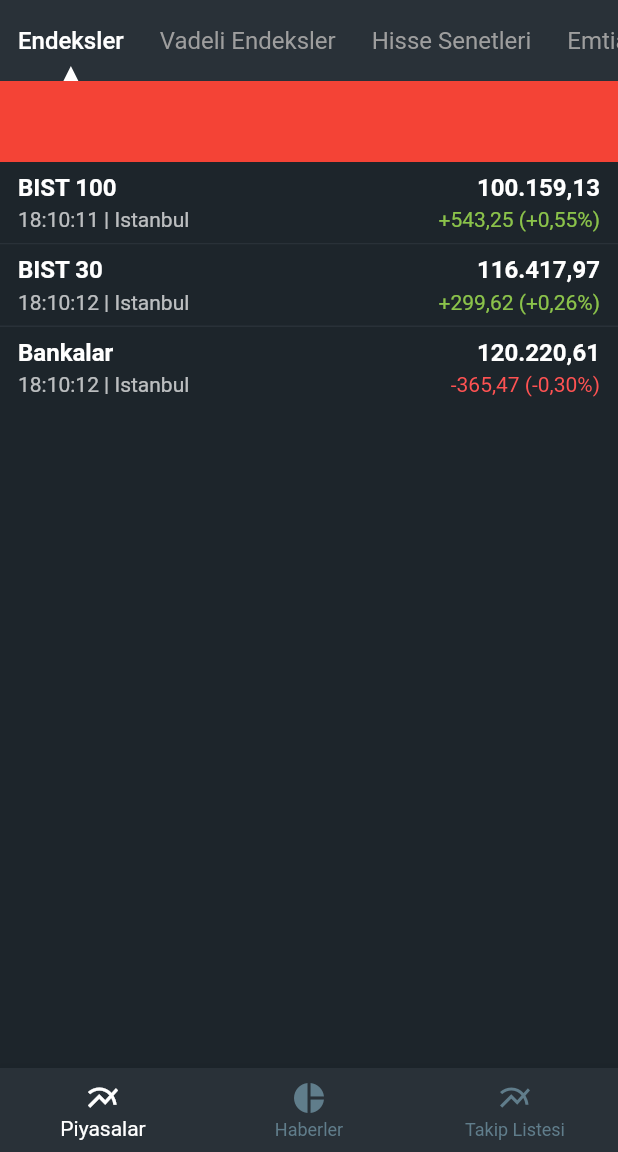
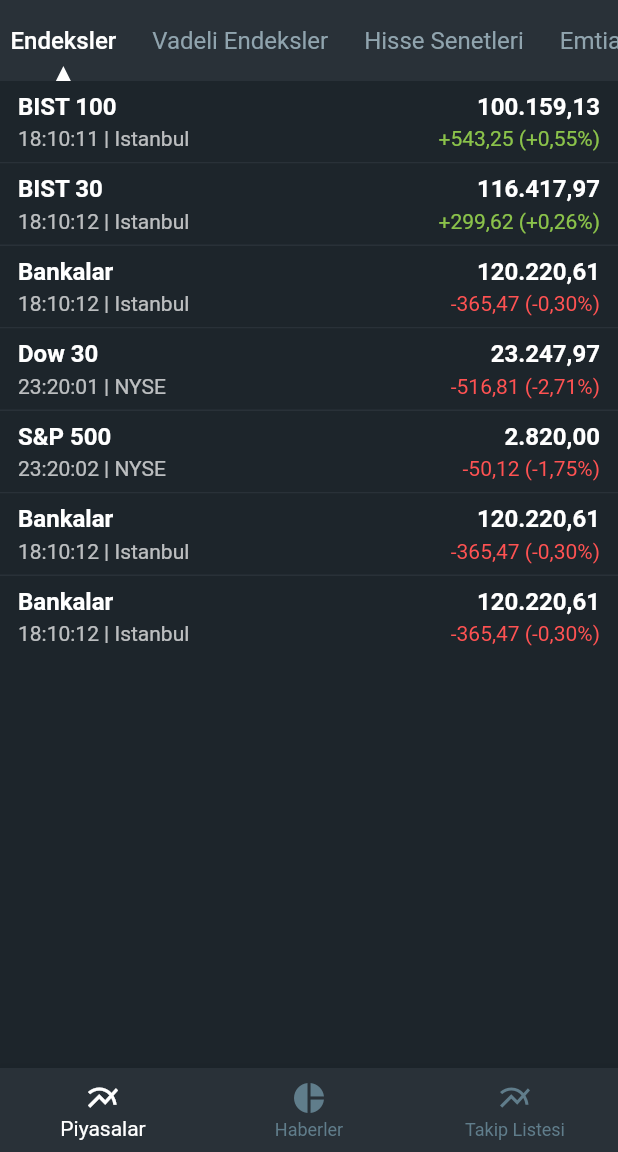
Before and after one commit to right7ctrl/flutter_investing_app, a Flutter app: the screen it shows after launch, after a tap on "Endeksler", on a phone screen of 412 x 824 dp, the part 84-1236 px from its top. Run offline on Flutter 3.47's test engine with Material 2 defaults, Android fonts, the light colour scheme and no system bars.

Commit message:
minor fixes

```diff
--- a/lib/pages/home_page.dart
+++ b/lib/pages/home_page.dart
@@ -12,6 +12,7 @@
   int _topBarIndex = 0;
   int _bottomBarIndex = 0;
   PageController _pageController = PageController(initialPage: 0);
+  GlobalKey itemKey = GlobalKey();
 
   @override
   Widget build(BuildContext context) {
@@ -51,36 +52,29 @@
         children: <Widget>[
           CustomTopbar(
             onTap: (int val) {
-              setState(() {
-                _topBarIndex = val;
-              });
+              //  Scrollable.ensureVisible(itemKey.currentContext);
+              _setTopBarIndex(val);
+
               _pageController.animateToPage(val, duration: Duration(milliseconds: 300), curve: Curves.ease);
             },
             currentIndex: _topBarIndex,
             items: [
-              TopbarItem(id: 0, title: 'Endeksler'),
-              TopbarItem(id: 1, title: 'Vadeli Endeksler'),
+              TopbarItem(id: 0, title: 'Endeksler', key: Key('0')),
+              TopbarItem(id: 1, title: 'Vadeli Endeksler', key: Key('1')),
               TopbarItem(id: 2, title: 'Hisse Senetleri'),
               TopbarItem(id: 3, title: 'Emtia'),
               TopbarItem(id: 4, title: 'Döviz'),
               TopbarItem(id: 5, title: 'Kripto Paralar'),
-              TopbarItem(id: 6, title: 'Tahviller'),
+              TopbarItem(id: 6, title: 'Tahviller', key: itemKey),
               TopbarItem(id: 7, title: 'ETF\'ler'),
               TopbarItem(id: 8, title: 'Fonlar'),
             ],
-          ),
-          Container(
-            height: 54,
-            width: double.infinity,
-            color: Colors.red,
           ),
           Expanded(
             child: PageView(
               controller: _pageController,
               onPageChanged: (int val) {
-                setState(() {
-                  _topBarIndex = val;
-                });
+                _setTopBarIndex(val);
               },
               children: <Widget>[
                 MarketPage(),
@@ -95,4 +89,11 @@
       ),
     );
   }
+
+  void _setTopBarIndex(int index) {
+    if (_topBarIndex == index) return;
+    setState(() {
+      _topBarIndex = index;
+    });
+  }
 }
--- a/lib/pages/market_page.dart
+++ b/lib/pages/market_page.dart
@@ -8,6 +8,10 @@
   final List<ListItemModel> _items = [
     ListItemModel(title: 'BIST 100', volume: '100.159,13', meta: '18:10:11 | Istanbul', difference: '+543,25 (+0,55%)', type: ItemType.INCREASE),
     ListItemModel(title: 'BIST 30', volume: '116.417,97', meta: '18:10:12 | Istanbul', difference: '+299,62 (+0,26%)', type: ItemType.INCREASE),
+    ListItemModel(title: 'Bankalar', volume: '120.220,61', meta: '18:10:12 | Istanbul', difference: '-365,47 (-0,30%)', type: ItemType.DECREASE),
+    ListItemModel(title: 'Dow 30', volume: '23.247,97', meta: '23:20:01 | NYSE', difference: '-516,81 (-2,71%)', type: ItemType.DECREASE),
+    ListItemModel(title: 'S&P 500', volume: '2.820,00', meta: '23:20:02 | NYSE', difference: '-50,12 (-1,75%)', type: ItemType.DECREASE),
+    ListItemModel(title: 'Bankalar', volume: '120.220,61', meta: '18:10:12 | Istanbul', difference: '-365,47 (-0,30%)', type: ItemType.DECREASE),
     ListItemModel(title: 'Bankalar', volume: '120.220,61', meta: '18:10:12 | Istanbul', difference: '-365,47 (-0,30%)', type: ItemType.DECREASE),
   ];
   @override
--- a/lib/widgets/custom_topbar.dart
+++ b/lib/widgets/custom_topbar.dart
@@ -11,11 +11,13 @@
 
   @override
   Widget build(BuildContext context) {
+    ScrollController _scrollController =ScrollController();
     return Container(
       height: 54,
       width: double.infinity,
       color: SECONDARY_DARK,
       child: SingleChildScrollView(
+        controller: _scrollController,
         scrollDirection: Axis.horizontal,
         child: Row(
           mainAxisSize: MainAxisSize.max,
@@ -27,6 +29,8 @@
               padding: const EdgeInsets.symmetric(horizontal: 12),
               child: GestureDetector(
                 onTap: () {
+    _scrollController.jumpTo(5);
+
                   this.onTap(f.id);
                 },
                 child: Stack(
@@ -34,7 +38,7 @@
                     Center(
                       child: Text(
                         '${f.title}',
-                        style: TextStyle(fontSize: 16, color: _isSelected ? Colors.white : Colors.grey, fontWeight: _isSelected ? FontWeight.w500 : null),
+                        style: TextStyle(fontSize: 16, color: _isSelected ? Colors.white : Colors.blueGrey.shade300, fontWeight: _isSelected ? FontWeight.w500 : null),
                       ),
                     ),
                     _isSelected
@@ -65,5 +69,5 @@
   final String title;
   final int id;
 
-  TopbarItem({this.title, this.id});
+  TopbarItem({Key key, this.title, this.id});
 }
```
